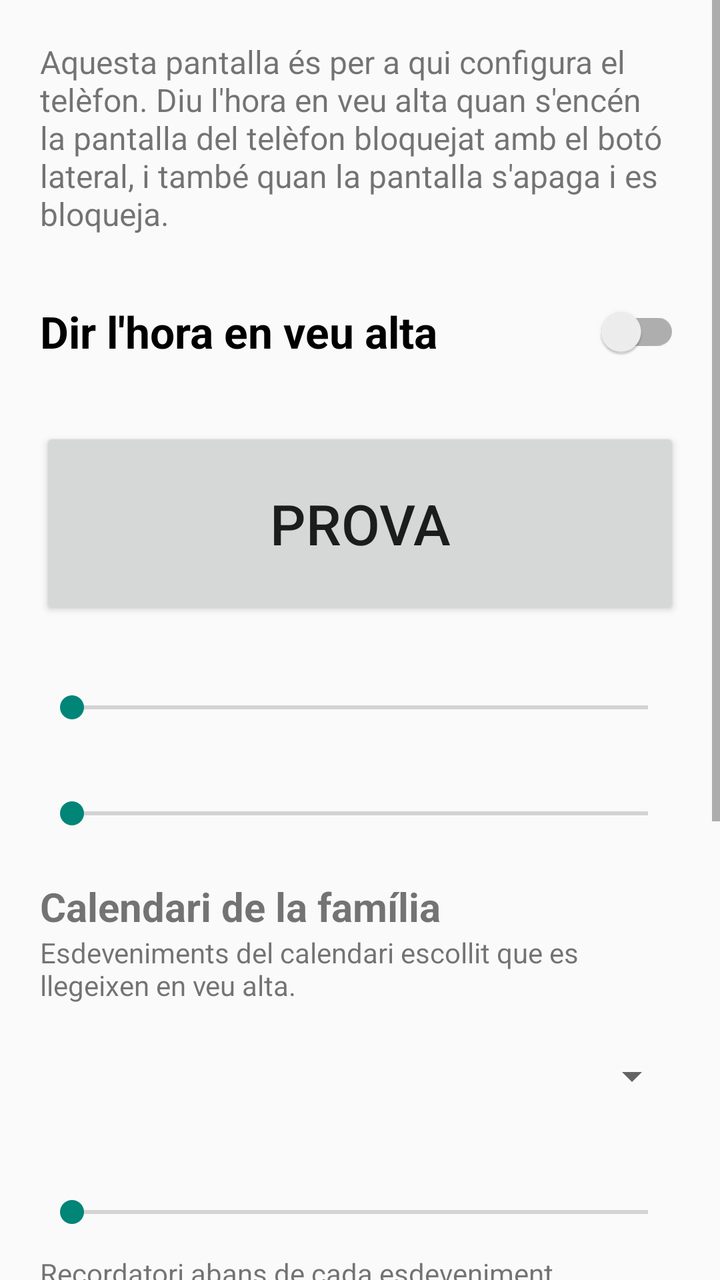
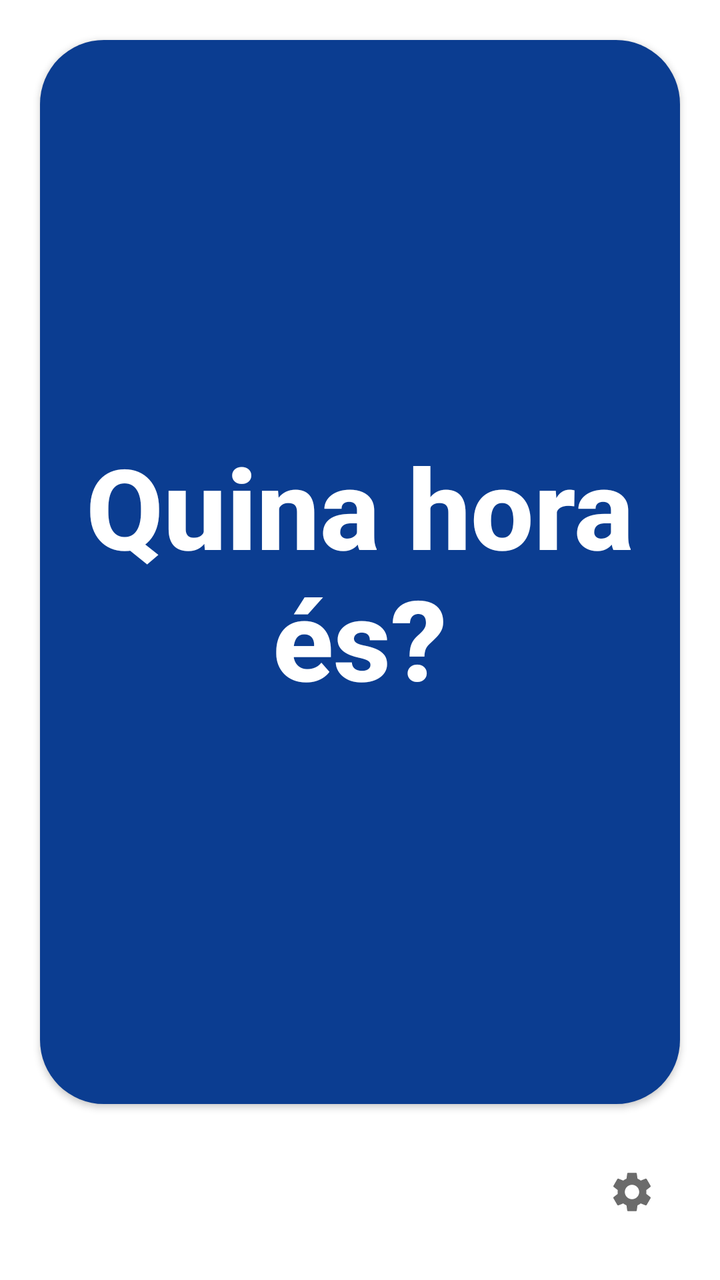

The first picture is an Android layout as it rendered before a commit; the second is the same layout after the commit. The layout source and the unified diff follow.
<!-- AndroidManifest.xml: application theme Theme.AppCompat.DayNight -->
<!-- res/layout/activity_main.xml -->
<?xml version="1.0" encoding="utf-8"?>
<ScrollView xmlns:android="http://schemas.android.com/apk/res/android"
    android:layout_width="match_parent"
    android:layout_height="match_parent"
    android:fitsSystemWindows="true">

    <LinearLayout
        android:layout_width="match_parent"
        android:layout_height="wrap_content"
        android:orientation="vertical"
        android:padding="20dp">

        <TextView
            android:layout_width="match_parent"
            android:layout_height="wrap_content"
            android:text="@string/intro"
            android:textSize="16sp" />

        <androidx.appcompat.widget.SwitchCompat
            android:id="@+id/speech_enabled"
            android:layout_width="match_parent"
            android:layout_height="wrap_content"
            android:layout_marginTop="16dp"
            android:minHeight="64dp"
            android:text="@string/speech_enabled"
            android:textSize="22sp"
            android:textStyle="bold" />

        <Button
            android:id="@+id/test_button"
            android:layout_width="match_parent"
            android:layout_height="96dp"
            android:layout_marginTop="16dp"
            android:text="@string/test_button"
            android:textSize="28sp" />

        <TextView
            android:id="@+id/rate_label"
            android:layout_width="match_parent"
            android:layout_height="wrap_content"
            android:layout_marginTop="16dp" />

        <SeekBar
            android:id="@+id/rate"
            android:layout_width="match_parent"
            android:layout_height="wrap_content"
            android:max="70" />

        <TextView
            android:id="@+id/volume_label"
            android:layout_width="match_parent"
            android:layout_height="wrap_content"
            android:layout_marginTop="16dp" />

        <SeekBar
            android:id="@+id/volume"
            android:layout_width="match_parent"
            android:layout_height="wrap_content"
            android:max="90" />

        <TextView
            android:layout_width="match_parent"
            android:layout_height="wrap_content"
            android:layout_marginTop="24dp"
            android:text="@string/calendar_title"
            android:textSize="20sp"
            android:textStyle="bold" />

        <TextView
            android:layout_width="match_parent"
            android:layout_height="wrap_content"
            android:text="@string/calendar_help" />

        <Spinner
            android:id="@+id/calendar_picker"
            android:layout_width="match_parent"
            android:layout_height="56dp"
            android:layout_marginTop="8dp" />

        <TextView
            android:id="@+id/hours_label"
            android:layout_width="match_parent"
            android:layout_height="wrap_content"
            android:layout_marginTop="12dp" />

        <SeekBar
            android:id="@+id/hours"
            android:layout_width="match_parent"
            android:layout_height="wrap_content"
            android:max="23" />

        <TextView
            android:layout_width="match_parent"
            android:layout_height="wrap_content"
            android:layout_marginTop="12dp"
            android:text="@string/reminder_label" />

        <Spinner
            android:id="@+id/reminder"
            android:layout_width="match_parent"
            android:layout_height="56dp"
            android:entries="@array/reminder_options" />

        <Button
            android:id="@+id/morning_time"
            android:layout_width="match_parent"
            android:layout_height="wrap_content"
            android:layout_marginTop="8dp" />

        <androidx.appcompat.widget.SwitchCompat
            android:id="@+id/read_location"
            android:layout_width="match_parent"
            android:layout_height="48dp"
            android:text="@string/read_location" />

        <androidx.appcompat.widget.SwitchCompat
            android:id="@+id/read_description"
            android:layout_width="match_parent"
            android:layout_height="48dp"
            android:text="@string/read_description" />

        <Button
            android:id="@+id/test_calendar"
            android:layout_width="match_parent"
            android:layout_height="64dp"
            android:layout_marginTop="8dp"
            android:text="@string/test_calendar"
            android:textSize="20sp" />

        <TextView
            android:layout_width="match_parent"
            android:layout_height="wrap_content"
            android:layout_marginTop="24dp"
            android:text="@string/checklist_title"
            android:textSize="20sp"
            android:textStyle="bold" />

        <LinearLayout
            android:id="@+id/checks"
            android:layout_width="match_parent"
            android:layout_height="wrap_content"
            android:orientation="vertical" />
    </LinearLayout>
</ScrollView>
<!-- resources referenced by this layout -->
<resources>
  <string-array name="reminder_options">
          <item>Cap recordatori</item>
          <item>15 minuts abans</item>
          <item>30 minuts abans</item>
          <item>1 hora abans</item>
          <item>2 hores abans</item>
      </string-array>
  <string name="calendar_help">Esdeveniments del calendari escollit que es llegeixen en veu alta.</string>
  <string name="calendar_title">Calendari de la família</string>
  <string name="checklist_title">Llista de comprovació</string>
  <string name="intro">Aquesta pantalla és per a qui configura el telèfon. Diu l\'hora en veu alta quan s\'encén la pantalla del telèfon bloquejat amb el botó lateral, i també quan la pantalla s\'apaga i es bloqueja.</string>
  <string name="read_description">Llegir la descripció</string>
  <string name="read_location">Llegir el lloc</string>
  <string name="reminder_label">Recordatori abans de cada esdeveniment</string>
  <string name="speech_enabled">Dir l\'hora en veu alta</string>
  <string name="test_button">Prova</string>
  <string name="test_calendar">Prova el calendari</string>
</resources>

<!-- the commit's change to res/layout/activity_main.xml (unified diff, before → after) -->
@@ -1,144 +1,34 @@
 <?xml version="1.0" encoding="utf-8"?>
-<ScrollView xmlns:android="http://schemas.android.com/apk/res/android"
+<FrameLayout xmlns:android="http://schemas.android.com/apk/res/android"
     android:layout_width="match_parent"
     android:layout_height="match_parent"
+    android:background="@color/main_background"
     android:fitsSystemWindows="true">
 
-    <LinearLayout
+    <Button
+        android:id="@+id/say_time"
         android:layout_width="match_parent"
-        android:layout_height="wrap_content"
-        android:orientation="vertical"
-        android:padding="20dp">
+        android:layout_height="match_parent"
+        android:layout_marginStart="20dp"
+        android:layout_marginTop="20dp"
+        android:layout_marginEnd="20dp"
+        android:layout_marginBottom="88dp"
+        android:background="@drawable/big_button"
+        android:text="@string/say_time"
+        android:textAllCaps="false"
+        android:textColor="@color/big_button_text"
+        android:textSize="56sp"
+        android:textStyle="bold" />
 
-        <TextView
-            android:layout_width="match_parent"
-            android:layout_height="wrap_content"
-            android:text="@string/intro"
-            android:textSize="16sp" />
-
-        <androidx.appcompat.widget.SwitchCompat
-            android:id="@+id/speech_enabled"
-            android:layout_width="match_parent"
-            android:layout_height="wrap_content"
-            android:layout_marginTop="16dp"
-            android:minHeight="64dp"
-            android:text="@string/speech_enabled"
-            android:textSize="22sp"
-            android:textStyle="bold" />
-
-        <Button
-            android:id="@+id/test_button"
-            android:layout_width="match_parent"
-            android:layout_height="96dp"
-            android:layout_marginTop="16dp"
-            android:text="@string/test_button"
-            android:textSize="28sp" />
-
-        <TextView
-            android:id="@+id/rate_label"
-            android:layout_width="match_parent"
-            android:layout_height="wrap_content"
-            android:layout_marginTop="16dp" />
-
-        <SeekBar
-            android:id="@+id/rate"
-            android:layout_width="match_parent"
-            android:layout_height="wrap_content"
-            android:max="70" />
-
-        <TextView
-            android:id="@+id/volume_label"
-            android:layout_width="match_parent"
-            android:layout_height="wrap_content"
-            android:layout_marginTop="16dp" />
-
-        <SeekBar
-            android:id="@+id/volume"
-            android:layout_width="match_parent"
-            android:layout_height="wrap_content"
-            android:max="90" />
-
-        <TextView
-            android:layout_width="match_parent"
-            android:layout_height="wrap_content"
-            android:layout_marginTop="24dp"
-            android:text="@string/calendar_title"
-            android:textSize="20sp"
-            android:textStyle="bold" />
-
-        <TextView
-            android:layout_width="match_parent"
-            android:layout_height="wrap_content"
-            android:text="@string/calendar_help" />
-
-        <Spinner
-            android:id="@+id/calendar_picker"
-            android:layout_width="match_parent"
-            android:layout_height="56dp"
-            android:layout_marginTop="8dp" />
-
-        <TextView
-            android:id="@+id/hours_label"
-            android:layout_width="match_parent"
-            android:layout_height="wrap_content"
-            android:layout_marginTop="12dp" />
-
-        <SeekBar
-            android:id="@+id/hours"
-            android:layout_width="match_parent"
-            android:layout_height="wrap_content"
-            android:max="23" />
-
-        <TextView
-            android:layout_width="match_parent"
-            android:layout_height="wrap_content"
-            android:layout_marginTop="12dp"
-            android:text="@string/reminder_label" />
-
-        <Spinner
-            android:id="@+id/reminder"
-            android:layout_width="match_parent"
-            android:layout_height="56dp"
-            android:entries="@array/reminder_options" />
-
-        <Button
-            android:id="@+id/morning_time"
-            android:layout_width="match_parent"
-            android:layout_height="wrap_content"
-            android:layout_marginTop="8dp" />
-
-        <androidx.appcompat.widget.SwitchCompat
-            android:id="@+id/read_location"
-            android:layout_width="match_parent"
-            android:layout_height="48dp"
-            android:text="@string/read_location" />
-
-        <androidx.appcompat.widget.SwitchCompat
-            android:id="@+id/read_description"
-            android:layout_width="match_parent"
-            android:layout_height="48dp"
-            android:text="@string/read_description" />
-
-        <Button
-            android:id="@+id/test_calendar"
-            android:layout_width="match_parent"
-            android:layout_height="64dp"
-            android:layout_marginTop="8dp"
-            android:text="@string/test_calendar"
-            android:textSize="20sp" />
-
-        <TextView
-            android:layout_width="match_parent"
-            android:layout_height="wrap_content"
-            android:layout_marginTop="24dp"
-            android:text="@string/checklist_title"
-            android:textSize="20sp"
-            android:textStyle="bold" />
-
-        <LinearLayout
-            android:id="@+id/checks"
-            android:layout_width="match_parent"
-            android:layout_height="wrap_content"
-            android:orientation="vertical" />
-    </LinearLayout>
-</ScrollView>
+    <ImageButton
+        android:id="@+id/open_settings"
+        android:layout_width="56dp"
+        android:layout_height="56dp"
+        android:layout_gravity="bottom|end"
+        android:layout_margin="16dp"
+        android:background="?attr/selectableItemBackgroundBorderless"
+        android:contentDescription="@string/settings"
+        android:src="@drawable/ic_settings"
+        app:tint="@color/cog"
+        xmlns:app="http://schemas.android.com/apk/res-auto" />
+</FrameLayout>
<!-- resource entries referenced after the edit -->
@@ -1,21 +1,32 @@
 <!-- resources referenced by this layout -->
 <resources>
-  <string-array name="reminder_options">
-          <item>Cap recordatori</item>
-          <item>15 minuts abans</item>
-          <item>30 minuts abans</item>
-          <item>1 hora abans</item>
-          <item>2 hores abans</item>
-      </string-array>
-  <string name="calendar_help">Esdeveniments del calendari escollit que es llegeixen en veu alta.</string>
-  <string name="calendar_title">Calendari de la família</string>
-  <string name="checklist_title">Llista de comprovació</string>
-  <string name="intro">Aquesta pantalla és per a qui configura el telèfon. Diu l\'hora en veu alta quan s\'encén la pantalla del telèfon bloquejat amb el botó lateral, i també quan la pantalla s\'apaga i es bloqueja.</string>
-  <string name="read_description">Llegir la descripció</string>
-  <string name="read_location">Llegir el lloc</string>
-  <string name="reminder_label">Recordatori abans de cada esdeveniment</string>
-  <string name="speech_enabled">Dir l\'hora en veu alta</string>
-  <string name="test_button">Prova</string>
-  <string name="test_calendar">Prova el calendari</string>
+  <color name="big_button_text">#FFFFFFFF</color>
+  <color name="cog">#FF6B6B6B</color>
+  <color name="main_background">#FFFFFFFF</color>
+  <!-- drawable big_button (drawable) -->
+  <?xml version="1.0" encoding="utf-8"?>
+  <ripple xmlns:android="http://schemas.android.com/apk/res/android"
+      android:color="#33FFFFFF">
+      <item>
+          <shape android:shape="rectangle">
+              <solid android:color="@color/big_button" />
+              <corners android:radius="32dp" />
+          </shape>
+      </item>
+  </ripple>
+  <!-- drawable ic_settings (drawable) -->
+  <?xml version="1.0" encoding="utf-8"?>
+  <vector xmlns:android="http://schemas.android.com/apk/res/android"
+      android:width="24dp"
+      android:height="24dp"
+      android:viewportWidth="24"
+      android:viewportHeight="24">
+      <path
+          android:fillColor="#FF000000"
+          android:pathData="M19.14,12.94c0.04,-0.3 0.06,-0.61 0.06,-0.94c0,-0.32 -0.02,-0.64 -0.07,-0.94l2.03,-1.58c0.18,-0.14 0.23,-0.41 0.12,-0.61l-1.92,-3.32c-0.12,-0.22 -0.37,-0.29 -0.59,-0.22l-2.39,0.96c-0.5,-0.38 -1.03,-0.7 -1.62,-0.94L14.4,2.81c-0.04,-0.24 -0.24,-0.41 -0.48,-0.41h-3.84c-0.24,0 -0.43,0.17 -0.47,0.41L9.25,5.35C8.66,5.59 8.12,5.92 7.63,6.29L5.24,5.33c-0.22,-0.08 -0.47,0 -0.59,0.22L2.74,8.87C2.62,9.08 2.66,9.34 2.86,9.48l2.03,1.58C4.84,11.36 4.8,11.69 4.8,12s0.02,0.64 0.07,0.94l-2.03,1.58c-0.18,0.14 -0.23,0.41 -0.12,0.61l1.92,3.32c0.12,0.22 0.37,0.29 0.59,0.22l2.39,-0.96c0.5,0.38 1.03,0.7 1.62,0.94l0.36,2.54c0.05,0.24 0.24,0.41 0.48,0.41h3.84c0.24,0 0.44,-0.17 0.47,-0.41l0.36,-2.54c0.59,-0.24 1.13,-0.56 1.62,-0.94l2.39,0.96c0.22,0.08 0.47,0 0.59,-0.22l1.92,-3.32c0.12,-0.22 0.07,-0.47 -0.12,-0.61L19.14,12.94zM12,15.6c-1.98,0 -3.6,-1.62 -3.6,-3.6s1.62,-3.6 3.6,-3.6s3.6,1.62 3.6,3.6S13.98,15.6 12,15.6z" />
+  </vector>
+  <string name="say_time">Quina hora és?</string>
+  <string name="settings">Configuració</string>
+  <color name="big_button">#FF0B3D91</color>
 </resources>
 
